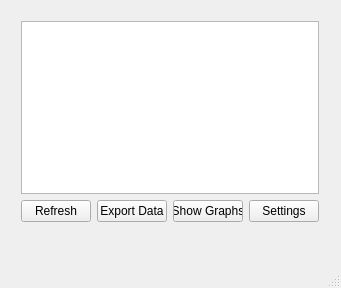
TheKayneGame/AlWEER-een-project, file QT_project/WeerProject/mainwindow.ui: the form before one commit.
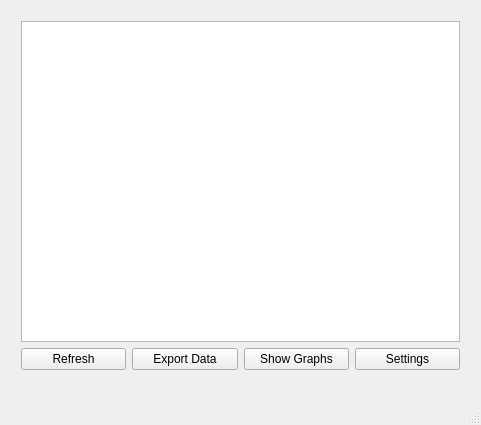
The form after the commit.

The edit to the form file:
```diff
--- a/QT_project/WeerProject/mainwindow.ui
+++ b/QT_project/WeerProject/mainwindow.ui
@@ -6,8 +6,8 @@
    <rect>
     <x>0</x>
     <y>0</y>
-    <width>341</width>
-    <height>288</height>
+    <width>481</width>
+    <height>425</height>
    </rect>
   </property>
   <property name="windowTitle">
@@ -19,15 +19,15 @@
      <rect>
       <x>10</x>
       <y>10</y>
-      <width>320</width>
-      <height>223</height>
+      <width>461</width>
+      <height>371</height>
      </rect>
     </property>
     <layout class="QGridLayout" name="gridLayout">
      <item row="1" column="0">
       <widget class="QPushButton" name="ImportData">
        <property name="sizePolicy">
-        <sizepolicy hsizetype="Expanding" vsizetype="Expanding">
+        <sizepolicy hsizetype="Preferred" vsizetype="Preferred">
          <horstretch>0</horstretch>
          <verstretch>0</verstretch>
         </sizepolicy>
@@ -43,7 +43,7 @@
      <item row="1" column="1">
       <widget class="QPushButton" name="ExportData">
        <property name="sizePolicy">
-        <sizepolicy hsizetype="Expanding" vsizetype="Expanding">
+        <sizepolicy hsizetype="Preferred" vsizetype="Preferred">
          <horstretch>0</horstretch>
          <verstretch>0</verstretch>
         </sizepolicy>
@@ -59,7 +59,7 @@
      <item row="1" column="2">
       <widget class="QPushButton" name="ShowGraphs">
        <property name="sizePolicy">
-        <sizepolicy hsizetype="Expanding" vsizetype="Expanding">
+        <sizepolicy hsizetype="Preferred" vsizetype="Preferred">
          <horstretch>0</horstretch>
          <verstretch>0</verstretch>
         </sizepolicy>
@@ -74,6 +74,12 @@
      </item>
      <item row="1" column="3">
       <widget class="QPushButton" name="Settings">
+       <property name="sizePolicy">
+        <sizepolicy hsizetype="Preferred" vsizetype="Preferred">
+         <horstretch>0</horstretch>
+         <verstretch>0</verstretch>
+        </sizepolicy>
+       </property>
        <property name="text">
         <string>Settings</string>
        </property>
```
Left out of the diff: 2 changed lines with no effect on the pictures.
